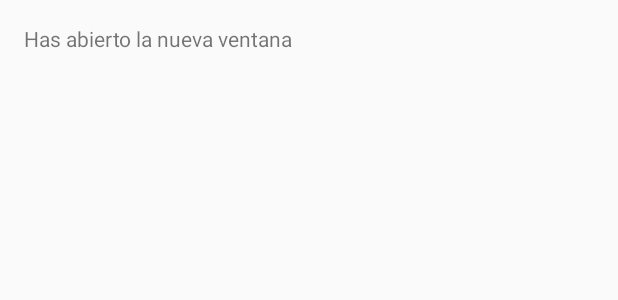
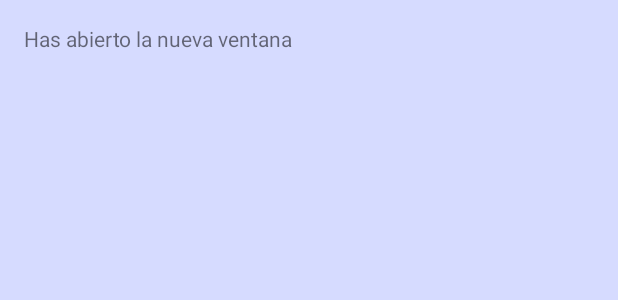
Before and after one commit to eriDam/AndroidStudio_Pmm2_Dam, an Android app: the layout activity_nueva_ventana.xml on its own in the app's theme, with its tools: preview values and no code run, on a phone screen of 412 x 824 dp. Shown: the top 300 px of the screen. Run offline under Robolectric (Android 15) with nearby library versions, the light colour scheme and no system bars.

```diff
--- a/app/src/main/res/layout/activity_nueva_ventana.xml
+++ b/app/src/main/res/layout/activity_nueva_ventana.xml
@@ -4,7 +4,8 @@
     android:paddingRight="@dimen/activity_horizontal_margin"
     android:paddingTop="@dimen/activity_vertical_margin"
     android:paddingBottom="@dimen/activity_vertical_margin"
-    tools:context="com.examples.dam.dam2pmm.nuevaVentana">
+    tools:context="com.examples.dam.dam2pmm.nuevaVentana"
+    android:background="#ffd6dbff">
 
     <TextView android:text="@string/nuevo" android:layout_width="wrap_content"
         android:layout_height="wrap_content"
```
